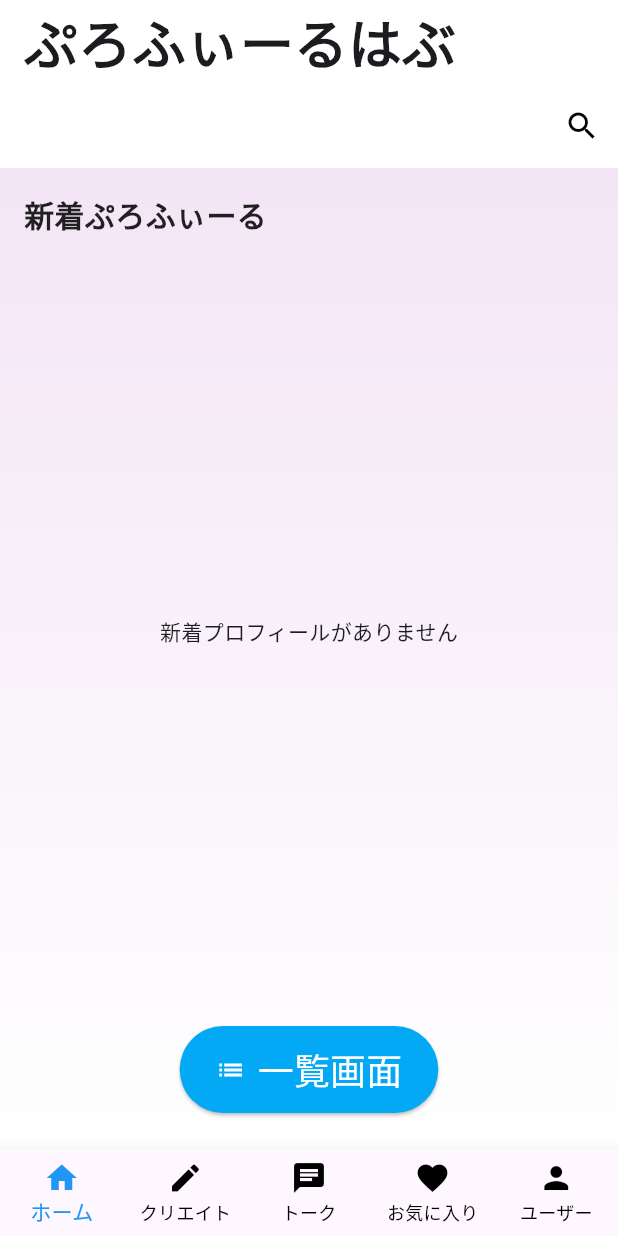
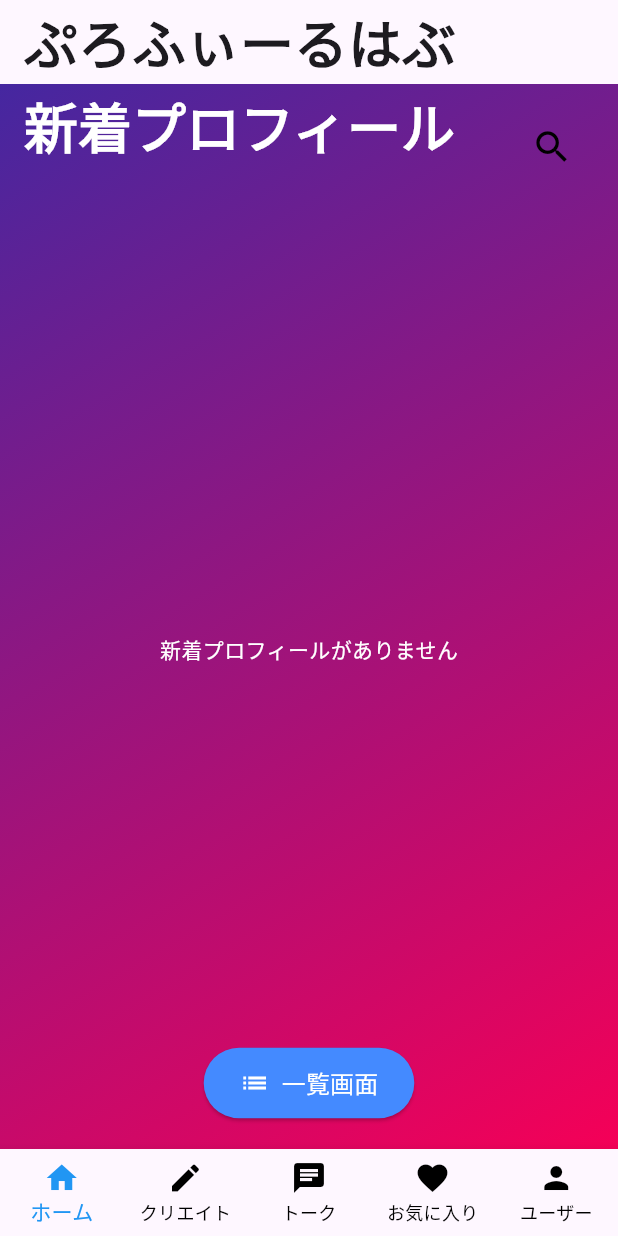
Before and after one commit to jyogi-web/geek2024_vol.22_1, a Flutter app: the screen it shows after launch, on a phone screen of 412 x 824 dp. Run offline on Flutter 3.47's test engine with Material 3 defaults, Android fonts, the phone set to English and light mode, and no system bars; our stand-ins replace cloud_firestore, file_picker, firebase_auth, firebase_core, firebase_storage, flutter_chat_types and 4 more; accounts and stored records are empty.

Commit message:
add　ホーム画面UI改善

```diff
--- a/lib/ui/home/HomeScreen.dart
+++ b/lib/ui/home/HomeScreen.dart
@@ -8,42 +8,52 @@ class HomeScreen extends StatelessWidget {
   Widget build(BuildContext context) {
     return Scaffold(
       appBar: AppBar(
-        backgroundColor: Colors.white,
+        backgroundColor: Colors.transparent,
         elevation: 0,
+        title: Text(
+          "新着プロフィール",
+          style: TextStyle(fontSize: 36, fontWeight: FontWeight.bold, color: Colors.white),
+        ),
 
         actions: [
-          IconButton(
-            icon: Icon(Icons.search, color: Colors.black),
+          Padding(
+            padding: EdgeInsets.only(top: 20, right: 20.0),
+            child: IconButton(
+              icon: Icon(Icons.search, color: Colors.black, size: 28),
               onPressed: () {
                 showSearch(context: context, delegate: CustomSearchDelegate());
               },
             ),
+          ),
         ],
       ),
+      extendBodyBehindAppBar: true,
       body: Container(
         decoration: BoxDecoration(
           gradient: LinearGradient(
-            colors: [Colors.purple.shade50, Colors.white],
-            begin: Alignment.topCenter,
-            end: Alignment.bottomCenter,
+            colors: [Colors.deepPurple.shade800, Colors.pinkAccent.shade400],
+            begin: Alignment.topLeft,
+            end: Alignment.bottomRight,
           ),
         ),
         child: Column(
           crossAxisAlignment: CrossAxisAlignment.start,
           children: [
-            SizedBox(height: 16),
-            Padding(
-              padding: EdgeInsets.symmetric(horizontal: 16),
-              child: Text(
-                "新着ぷろふぃーる",
-                style: TextStyle(
-                  fontSize: 20,
-                  fontWeight: FontWeight.bold,
-                  color: Colors.black87,
-                ),
-              ),
-            ),
+            SizedBox(height: kToolbarHeight + 40),
+            // Padding(
+            //   padding: EdgeInsets.symmetric(horizontal: 16),
+            //   child: Text(
+            //     "新着ぷろふぃーる",
+            //     style: TextStyle(
+            //       fontSize: 22,
+            //       fontWeight: FontWeight.bold,
+            //       color: Colors.white,
+            //     ),
+            //   ),
+            // ),
             Expanded(
+              child: Padding(
+                padding: EdgeInsets.only(top: 15),
                 child: StreamBuilder<QuerySnapshot>(
                   stream: FirebaseFirestore.instance
                       .collection('profiles')
@@ -55,15 +65,16 @@ class HomeScreen extends StatelessWidget {
                       return Center(child: CircularProgressIndicator());
                     }
                     if (!snapshot.hasData || snapshot.data!.docs.isEmpty) {
-                    return Center(child: Text("新着プロフィールがありません"));
+                      return Center(child: Text("新着プロフィールがありません", style: TextStyle(color: Colors.white)));
                     }
                     var profiles = snapshot.data!.docs;
                     return ListView.builder(
+                      padding: EdgeInsets.symmetric(horizontal: 16),
                       itemCount: profiles.length,
                       itemBuilder: (context, index) {
                         var profile = profiles[index].data() as Map<String, dynamic>;
                         return Padding(
-                        padding: const EdgeInsets.symmetric(horizontal: 16, vertical: 8),
+                          padding: const EdgeInsets.symmetric(vertical: 8),
                           child: ProfileCard(profile: profile, documentId: profiles[index].id),
                         );
                       },
@@ -71,13 +82,14 @@ class HomeScreen extends StatelessWidget {
                   },
                 ),
               ),
+            ),
             Center(
               child: ElevatedButton(
                 style: ElevatedButton.styleFrom(
                   foregroundColor: Colors.white,
-                  backgroundColor: Colors.lightBlue,
+                  backgroundColor: Colors.blueAccent,
                   shape: RoundedRectangleBorder(
-                    borderRadius: BorderRadius.circular(40),
+                    borderRadius: BorderRadius.circular(30),
                   ),
                   padding: EdgeInsets.symmetric(horizontal: 24, vertical: 12),
                 ),
@@ -90,14 +102,14 @@ class HomeScreen extends StatelessWidget {
                 child: Row(
                   mainAxisSize: MainAxisSize.min,
                   children: [
-                    Icon(Icons.list, size: 20),
+                    Icon(Icons.list, size: 20, color: Colors.white),
                     SizedBox(width: 8),
-                    Text("一覧画面", style: TextStyle(fontSize: 24)),
+                    Text("一覧画面", style: TextStyle(fontSize: 16, color: Colors.white)),
                   ],
                 ),
               ),
             ),
-            SizedBox(height: 24),
+            SizedBox(height: 20),
           ],
         ),
       ),
--- a/lib/ui/home/home_page.dart
+++ b/lib/ui/home/home_page.dart
@@ -39,7 +39,7 @@ class _MainScreenState extends State<MainScreen> {
       appBar: AppBar(
         title: Text("ぷろふぃーるはぶ",
             style: TextStyle(fontSize: 36, fontWeight: FontWeight.bold)),
-        backgroundColor: Colors.white,
+        backgroundColor: Colors.transparent,
         elevation: 0,
         actions: [
 
```
Lines whose indentation alone changed are shown as unchanged.
